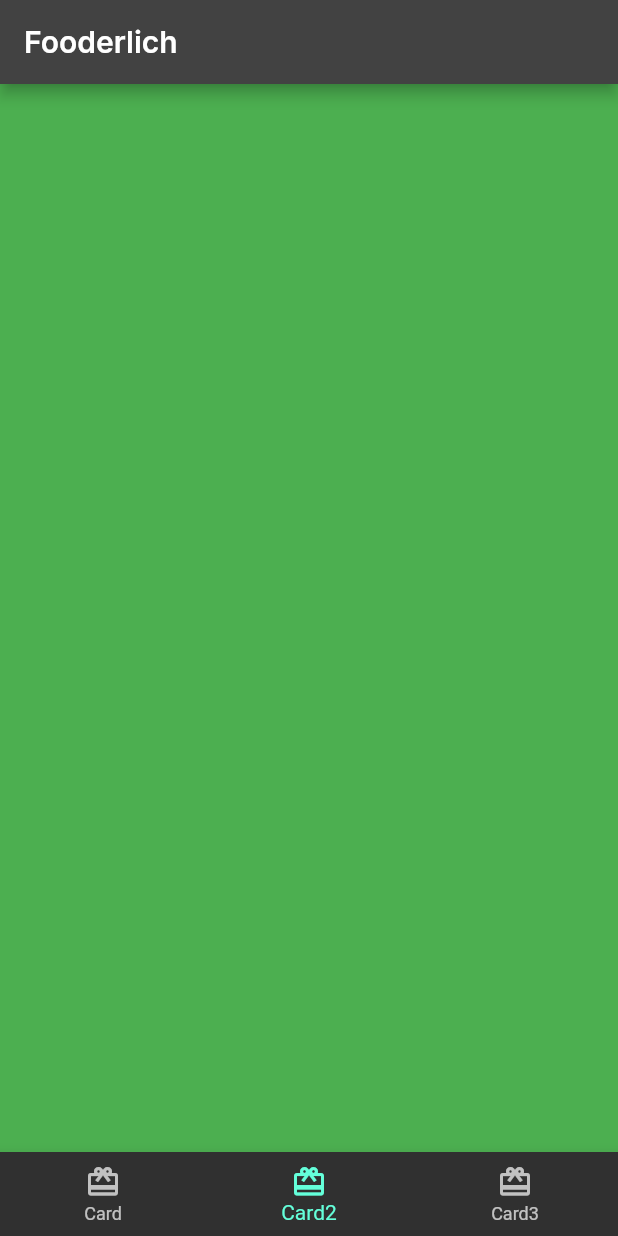
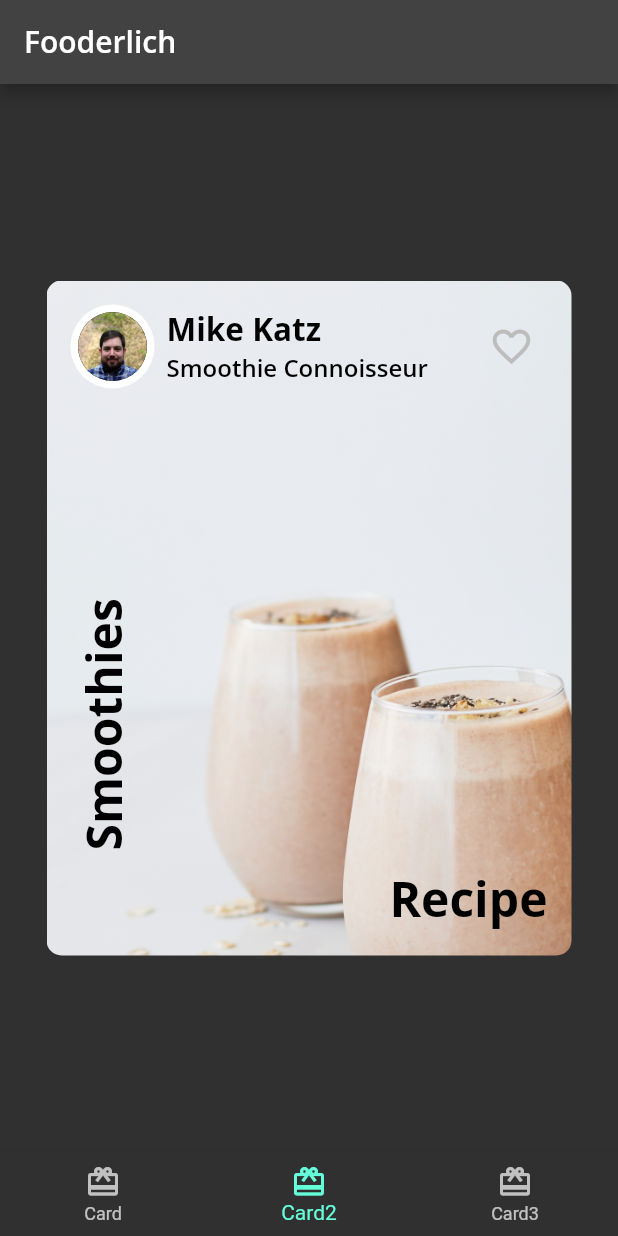
Before and after one commit to kaylaatsila/fooderlich, a Flutter app: the screen it shows after launch, item 2 of the bottom bar chosen, on a phone screen of 412 x 824 dp. Run offline on Flutter 3.47's test engine with Material 2 defaults, Android fonts, the phone set to English and light mode, and no system bars; our stand-ins replace google_fonts.

Commit message:
last step

```diff
--- /dev/null
+++ b/lib/author_card.dart
@@ -0,0 +1,52 @@
+import 'package:flutter/material.dart';
+import 'fooderlich_theme.dart';
+import 'circle_image.dart';
+
+class AuthorCard extends StatelessWidget {
+  final String authorName;
+  final String title;
+  final ImageProvider imageProvider;
+  const AuthorCard({
+    Key? key,
+    required this.authorName,
+    required this.title,
+    required this.imageProvider,
+  }) : super(key: key);
+  @override
+  Widget build(BuildContext context) {
+    return Container(
+      padding: const EdgeInsets.all(16),
+      child: Row(
+        mainAxisAlignment: MainAxisAlignment.spaceBetween,
+        children: [
+          Row(children: [
+            CircleImage(imageProvider: imageProvider, imageRadius: 28),
+            const SizedBox(width: 8),
+            Column(
+              crossAxisAlignment: CrossAxisAlignment.start,
+              children: [
+                Text(
+                  authorName,
+                  style: FooderlichTheme.lightTextTheme.headline2,
+                ),
+                Text(
+                  title,
+                  style: FooderlichTheme.lightTextTheme.headline3,
+                )
+              ],
+            ),
+          ]),
+          IconButton(
+            icon: const Icon(Icons.favorite_border),
+            iconSize: 30,
+            color: Colors.grey[400],
+            onPressed: () {
+              const snackBar = SnackBar(content: Text('Press Favorite'));
+              ScaffoldMessenger.of(context).showSnackBar(snackBar);
+            },
+          ),
+        ],
+      ),
+    );
+  }
+}
--- /dev/null
+++ b/lib/card2.dart
@@ -0,0 +1,52 @@
+import 'package:flutter/material.dart';
+import 'author_card.dart';
+import 'fooderlich_theme.dart';
+
+class Card2 extends StatelessWidget {
+  const Card2({Key? key}) : super(key: key);
+  @override
+  Widget build(BuildContext context) {
+    return Center(
+      child: Container(
+        constraints: const BoxConstraints.expand(width: 350, height: 450),
+        decoration: const BoxDecoration(
+            image: DecorationImage(
+                image: AssetImage('assets/mag5.png'), fit: BoxFit.cover),
+            borderRadius: BorderRadius.all(Radius.circular(10.0))),
+        child: Column(
+          children: [
+            const AuthorCard(
+                authorName: 'Mike Katz',
+                title: 'Smoothie Connoisseur',
+                imageProvider: AssetImage('assets/author_katz.jpeg')),
+            Expanded(
+              child: Stack(
+                children: [
+                  Positioned(
+                    bottom: 16,
+                    right: 16,
+                    child: Text(
+                      'Recipe',
+                      style: FooderlichTheme.lightTextTheme.headline1,
+                    ),
+                  ),
+                  Positioned(
+                    bottom: 70,
+                    left: 16,
+                    child: RotatedBox(
+                      quarterTurns: 3,
+                      child: Text(
+                        'Smoothies',
+                        style: FooderlichTheme.lightTextTheme.headline1,
+                      ),
+                    ),
+                  ),
+                ],
+              ),
+            ),
+          ],
+        ),
+      ),
+    );
+  }
+}
--- /dev/null
+++ b/lib/circle_image.dart
@@ -0,0 +1,22 @@
+import 'package:flutter/material.dart';
+
+class CircleImage extends StatelessWidget {
+  const CircleImage({
+    Key? key,
+    this.imageProvider,
+    this.imageRadius = 20,
+  }) : super(key: key);
+  final double imageRadius;
+  final ImageProvider? imageProvider;
+  @override
+  Widget build(BuildContext context) {
+    return CircleAvatar(
+      backgroundColor: Colors.white,
+      radius: imageRadius,
+      child: CircleAvatar(
+        radius: imageRadius - 5,
+        backgroundImage: imageProvider,
+      ),
+    );
+  }
+}
--- a/lib/fooderlich_theme.dart
+++ b/lib/fooderlich_theme.dart
@@ -3,28 +3,27 @@ import 'package:google_fonts/google_fonts.dart';
 
 class FooderlichTheme {
   static TextTheme lightTextTheme = TextTheme(
-    bodyText1: GoogleFonts.inter(
-        fontSize: 14.0, fontWeight: FontWeight.normal, color: Colors.black),
-    headline1: GoogleFonts.inter(
-        fontSize: 32.0, fontWeight: FontWeight.w600, color: Colors.black),
-    headline2: GoogleFonts.inter(
-        fontSize: 21.0, fontWeight: FontWeight.w600, color: Colors.black),
-    headline3: GoogleFonts.inter(
-        fontSize: 16.0, fontWeight: FontWeight.w600, color: Colors.black),
-    headline6: GoogleFonts.inter(
-        fontSize: 20.0, fontWeight: FontWeight.w600, color: Colors.black),
+    bodyText1: GoogleFonts.openSans(
+    fontSize: 14.0, fontWeight: FontWeight.w700, color: Colors.black),
+    headline1: GoogleFonts.openSans(
+    fontSize: 32.0, fontWeight: FontWeight.bold, color: Colors.black),
+    headline2: GoogleFonts.openSans(
+    fontSize: 21.0, fontWeight: FontWeight.w700, color: Colors.black),
+    headline3: GoogleFonts.openSans(
+    fontSize: 16.0, fontWeight: FontWeight.w600, color: Colors.black),
+    headline6: GoogleFonts.openSans(
+    fontSize: 20.0, fontWeight: FontWeight.w600, color: Colors.black),
   );
-
   static TextTheme darkTextTheme = TextTheme(
-    bodyText1: GoogleFonts.inter(
-        fontSize: 14.0, fontWeight: FontWeight.normal, color: Colors.white),
-    headline1: GoogleFonts.inter(
-        fontSize: 32.0, fontWeight: FontWeight.w600, color: Colors.white),
-    headline2: GoogleFonts.inter(
-        fontSize: 21.0, fontWeight: FontWeight.w600, color: Colors.white),
-    headline3: GoogleFonts.inter(
+    bodyText1: GoogleFonts.openSans(
+        fontSize: 14.0, fontWeight: FontWeight.w700, color: Colors.white),
+    headline1: GoogleFonts.openSans(
+        fontSize: 32.0, fontWeight: FontWeight.bold, color: Colors.white),
+    headline2: GoogleFonts.openSans(
+        fontSize: 21.0, fontWeight: FontWeight.w700, color: Colors.white),
+    headline3: GoogleFonts.openSans(
         fontSize: 16.0, fontWeight: FontWeight.w600, color: Colors.white),
-    headline6: GoogleFonts.inter(
+    headline6: GoogleFonts.openSans(
         fontSize: 20.0, fontWeight: FontWeight.w600, color: Colors.white),
   );
   static ThemeData light() {
--- a/lib/home.dart
+++ b/lib/home.dart
@@ -1,5 +1,7 @@
 import 'package:flutter/material.dart';
 import 'card1.dart';
+import 'card2.dart';
+import 'card3.dart';
 
 class Home extends StatefulWidget {
   const Home({Key? key}) : super(key: key);
@@ -9,9 +11,13 @@ class Home extends StatefulWidget {
 
 class _HomeState extends State<Home> {
   int _selectedIndex = 0;
-
   static List<Widget> pages = <Widget>[
     const Card1(),
+    const Card2(),
+    const Card3(),
+    Container(
+      color: Colors.red,
+    ),
     Container(
       color: Colors.green,
     ),
@@ -19,7 +25,6 @@ class _HomeState extends State<Home> {
       color: Colors.blue,
     ),
   ];
-
   void _onItemTapped(int index) {
     setState(() {
       _selectedIndex = index;
--- a/lib/main.dart
+++ b/lib/main.dart
@@ -3,19 +3,19 @@ import 'fooderlich_theme.dart';
 import 'home.dart';
 
 void main() {
-  runApp(const MyApp());
+  runApp(const Fooderlich());
 }
 
-class MyApp extends StatelessWidget {
-  const MyApp({Key? key}) : super(key: key);
+class Fooderlich extends StatelessWidget {
+  const Fooderlich({Key? key}) : super(key: key);
+  // This widget is the root of your application.
   @override
   Widget build(BuildContext context) {
     final theme = FooderlichTheme.dark();
-
     return MaterialApp(
       title: 'Fooderlich',
       theme: theme,
-      home: const Home(),
+      home: const Home()
     );
   }
 }
```
Also changed, not shown: lib/card1.dart (+31 -32 lines), lib/card3.dart (added, +71 -0 lines), pubspec.yaml (+6 -6 lines), pubspec.lock.
